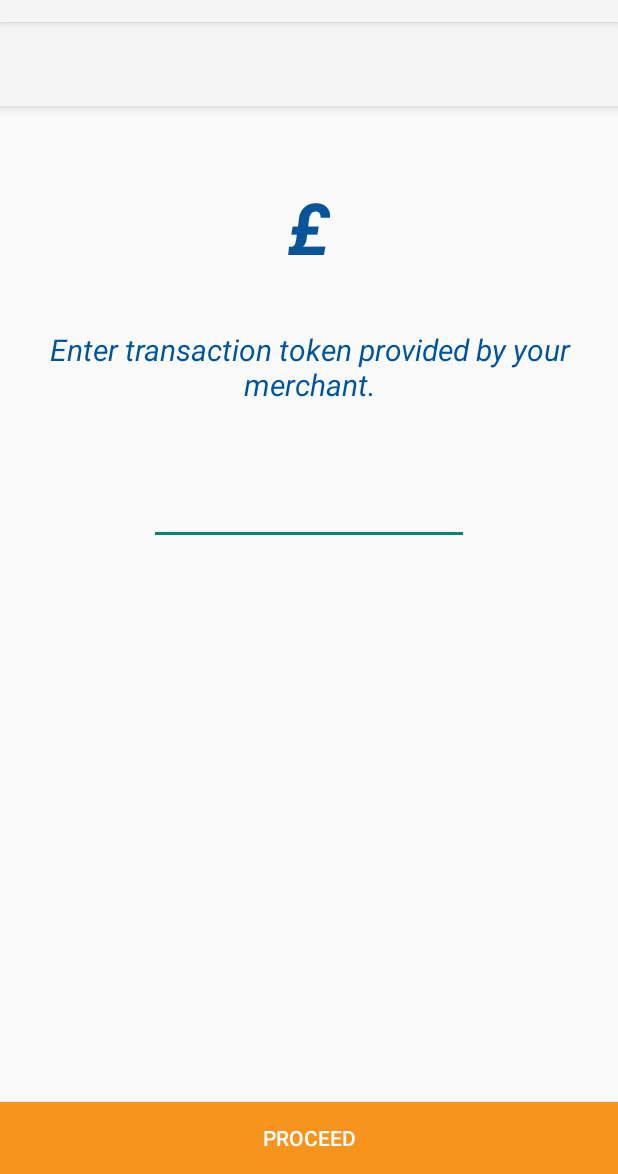
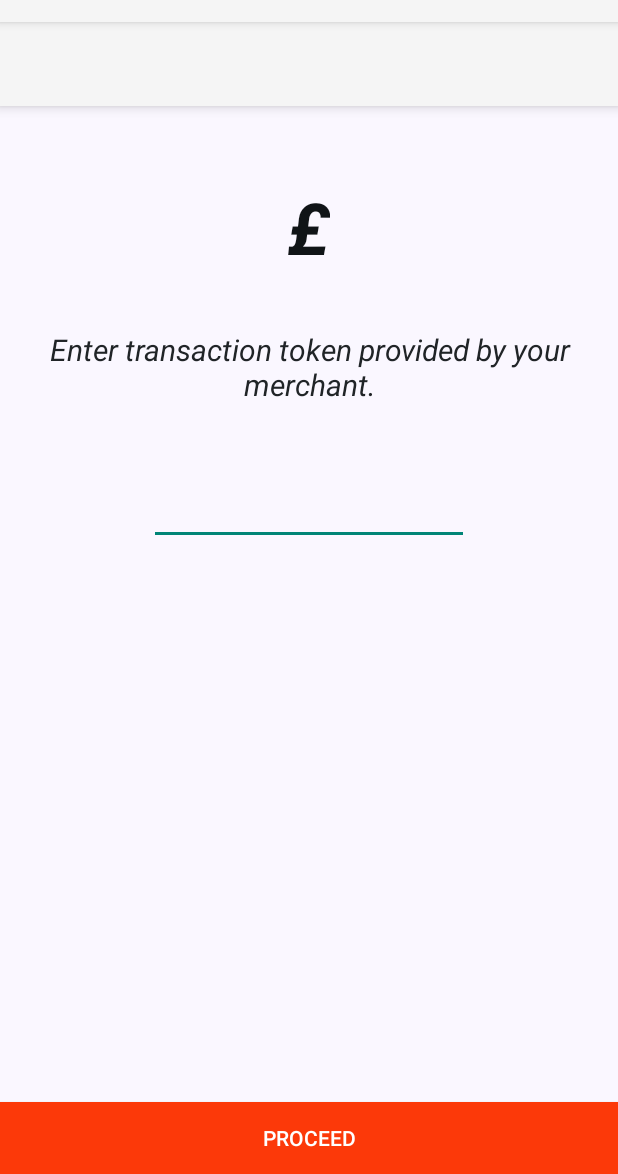
Before and after one commit to tsambora/COMET, an Android app: the MainActivity screen opened directly, with no data from a screen before it, on a phone screen of 412 x 824 dp, the part 62-1236 px from its top. Run offline under Robolectric (Android 15) with nearby library versions, the phone set to English and light mode, and no system bars; 1 statement that could not run was skipped.

Commit message:
[android] replace splash logo & bg color

```diff
--- a/android/app/src/main/res/layout/activity_main.xml
+++ b/android/app/src/main/res/layout/activity_main.xml
@@ -28,7 +28,8 @@
         android:layout_width="match_parent"
         android:layout_height="match_parent"
         android:layout_above="@+id/submit"
-        android:layout_below="@+id/toolbar">
+        android:layout_below="@+id/toolbar"
+        android:background="@color/colorBg">
 
         <RelativeLayout
             android:layout_width="match_parent"
--- a/android/app/src/main/res/layout/activity_response.xml
+++ b/android/app/src/main/res/layout/activity_response.xml
@@ -18,7 +18,8 @@
 
     <ScrollView
         android:layout_width="match_parent"
-        android:layout_height="match_parent">
+        android:layout_height="match_parent"
+        android:background="@color/colorBg">
 
         <LinearLayout
             android:layout_width="match_parent"
--- a/android/app/src/main/res/layout/activity_splash.xml
+++ b/android/app/src/main/res/layout/activity_splash.xml
@@ -10,7 +10,7 @@
 
     <ImageView
         android:id="@+id/logo"
-        android:layout_width="200dp"
-        android:layout_height="200dp"
+        android:layout_width="240dp"
+        android:layout_height="240dp"
         app:srcCompat="@drawable/logo" />
 </LinearLayout>
--- a/android/app/src/main/res/values/colors.xml
+++ b/android/app/src/main/res/values/colors.xml
@@ -1,7 +1,7 @@
 <?xml version="1.0" encoding="utf-8"?>
 <resources>
-    <color name="colorPrimary">#00549d</color>
-    <color name="colorPrimaryDark">#085498</color>
-    <color name="colorAccent">#f7941e</color>
-    <color name="colorBg">#cfe6f9</color>
+    <color name="colorPrimary">#202427</color>
+    <color name="colorPrimaryDark">#101417</color>
+    <color name="colorAccent">#fc3909</color>
+    <color name="colorBg">#faf7ff</color>
 </resources>
```
Also changed, not shown: android/app/src/main/res/drawable-hdpi/logo.png.
